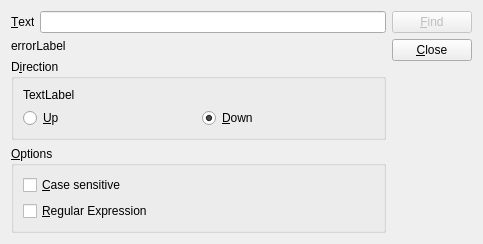
The window that lib/findform.ui (dewhisna/QtFindReplaceDialog) describes before a commit, drawn with Qt 5.
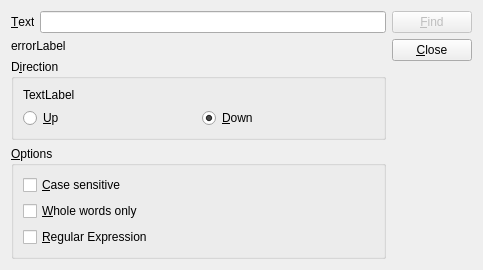
The same window after the commit.

Commit message: Whole word search

The edit to the form file:
```diff
--- a/lib/findform.ui
+++ b/lib/findform.ui
@@ -7,7 +7,7 @@
     <x>0</x>
     <y>0</y>
     <width>483</width>
-    <height>209</height>
+    <height>224</height>
    </rect>
   </property>
   <property name="windowTitle">
@@ -107,6 +107,13 @@
           </property>
          </widget>
         </item>
+        <item row="1" column="0">
+         <widget class="QCheckBox" name="wholeCheckBox">
+          <property name="text">
+           <string>&amp;Whole words only</string>
+          </property>
+         </widget>
+        </item>
        </layout>
       </widget>
      </item>
```
Left out of the diff: 10 changed lines with no effect on the pictures. The commit also changes 2 other files.
